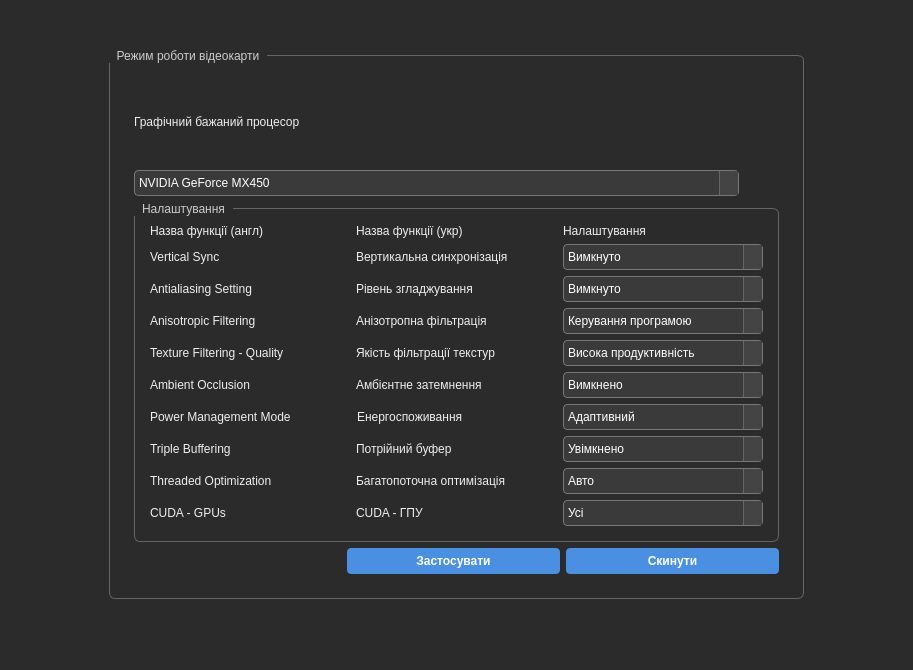
Old version of the form cardmode.ui in the repository JMrMark/VideoCardController.
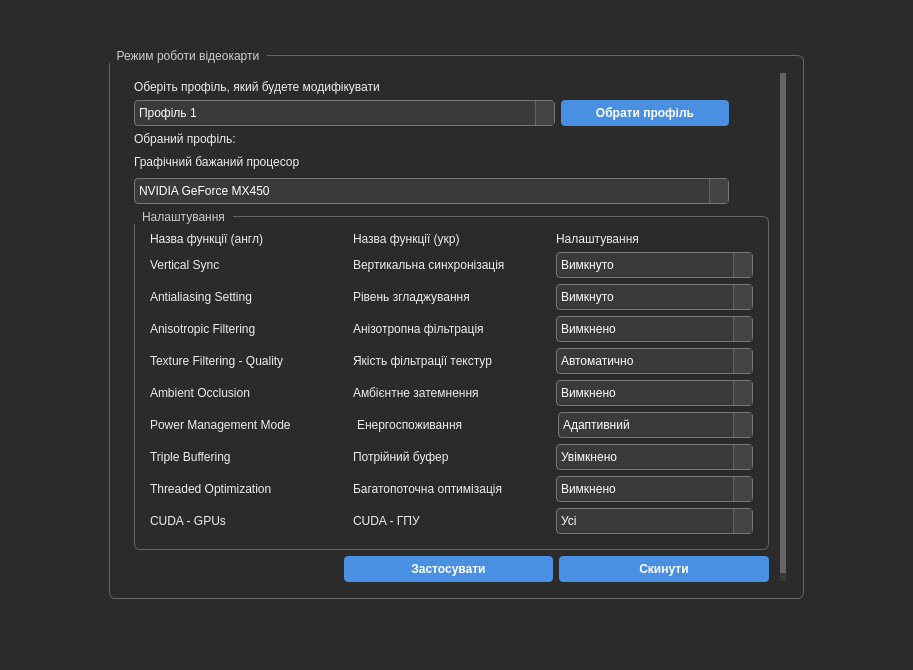
New version of the form.

```diff
--- a/cardmode.ui
+++ b/cardmode.ui
@@ -170,11 +170,11 @@
                 <x>0</x>
                 <y>0</y>
                 <width>640</width>
-                <height>498</height>
+                <height>578</height>
                </rect>
               </property>
-              <layout class="QGridLayout" name="gridLayout_4" rowstretch="0,0,0,0" rowminimumheight="0,0,0,0">
-               <item row="1" column="0">
+              <layout class="QGridLayout" name="gridLayout_4" rowstretch="0,0,0,0,0,0" rowminimumheight="0,0,0,0,0,0">
+               <item row="3" column="0">
                 <layout class="QVBoxLayout" name="verticalLayout_2">
                  <item>
                   <widget class="QGroupBox" name="groupBox_2">
@@ -311,7 +311,7 @@
                        <widget class="QComboBox" name="comboBox_3">
                         <item>
                          <property name="text">
-                          <string>Керування програмою</string>
+                          <string>Вимкнено</string>
                          </property>
                         </item>
                         <item>
@@ -340,7 +340,12 @@
                        </widget>
                       </item>
                       <item>
-                       <widget class="QComboBox" name="comboBox_10">
+                       <widget class="QComboBox" name="TextFiltQuality_box">
+                        <item>
+                         <property name="text">
+                          <string>Автоматично</string>
+                         </property>
+                        </item>
                         <item>
                          <property name="text">
                           <string>Висока продуктивність</string>
@@ -489,17 +494,7 @@
                        </widget>
                       </item>
                       <item>
-                       <widget class="QComboBox" name="comboBox_8">
-                        <item>
-                         <property name="text">
-                          <string>Авто</string>
-                         </property>
-                        </item>
-                        <item>
-                         <property name="text">
-                          <string>Увімкнено</string>
-                         </property>
-                        </item>
+                       <widget class="QComboBox" name="ThrOpti_box">
                         <item>
                          <property name="text">
                           <string>Вимкнено</string>
@@ -546,7 +541,70 @@
                  </item>
                 </layout>
                </item>
-               <item row="3" column="0">
+               <item row="0" column="0">
+                <layout class="QGridLayout" name="gridLayout_6" columnstretch="5,2,0">
+                 <item row="2" column="1">
+                  <widget class="QPushButton" name="profile_button">
+                   <property name="text">
+                    <string>Обрати профіль</string>
+                   </property>
+                   <property name="iconSize">
+                    <size>
+                     <width>16</width>
+                     <height>16</height>
+                    </size>
+                   </property>
+                  </widget>
+                 </item>
+                 <item row="4" column="0">
+                  <widget class="QLabel" name="profile_label">
+                   <property name="text">
+                    <string>Обраний профіль:</string>
+                   </property>
+                  </widget>
+                 </item>
+                 <item row="2" column="0">
+                  <widget class="QComboBox" name="profile_box">
+                   <item>
+                    <property name="text">
+                     <string>Профіль 1</string>
+                    </property>
+                   </item>
+                   <item>
+                    <property name="text">
+                     <string>Профіль 2</string>
+                    </property>
+                   </item>
+                   <item>
+                    <property name="text">
+                     <string>Профіль 3</string>
+                    </property>
+                   </item>
+                  </widget>
+                 </item>
+                 <item row="0" column="0">
+                  <widget class="QLabel" name="label_6">
+                   <property name="text">
+                    <string>Оберіть профіль, який будете модифікувати</string>
+                   </property>
+                  </widget>
+                 </item>
+                 <item row="2" column="2">
+                  <spacer name="horizontalSpacer_6">
+                   <property name="orientation">
+                    <enum>Qt::Orientation::Horizontal</enum>
+                   </property>
+                   <property name="sizeHint" stdset="0">
+                    <size>
+                     <width>40</width>
+                     <height>20</height>
+                    </size>
+                   </property>
+                  </spacer>
+                 </item>
+                </layout>
+               </item>
+               <item row="5" column="0">
                 <layout class="QHBoxLayout" name="horizontalLayout_12" stretch="1,1,1">
                  <item>
                   <spacer name="horizontalSpacer_4">
@@ -577,8 +635,17 @@
                  </item>
                 </layout>
                </item>
-               <item row="0" column="0">
+               <item row="2" column="0">
                 <layout class="QGridLayout" name="gridLayout_5" columnstretch="2,0">
+                 <item row="1" column="0">
+                  <widget class="QComboBox" name="comboBox_11">
+                   <item>
+                    <property name="text">
+                     <string>NVIDIA GeForce MX450</string>
+                    </property>
+                   </item>
+                  </widget>
+                 </item>
                  <item row="1" column="1">
                   <spacer name="horizontalSpacer_3">
                    <property name="orientation">
@@ -612,15 +679,6 @@
                    </property>
                   </widget>
                  </item>
-                 <item row="1" column="0">
-                  <widget class="QComboBox" name="comboBox_11">
-                   <item>
-                    <property name="text">
-                     <string>NVIDIA GeForce MX450</string>
-                    </property>
-                   </item>
-                  </widget>
-                 </item>
                 </layout>
                </item>
               </layout>
```
Left out of the diff: 111 changed lines with no effect on the pictures.
